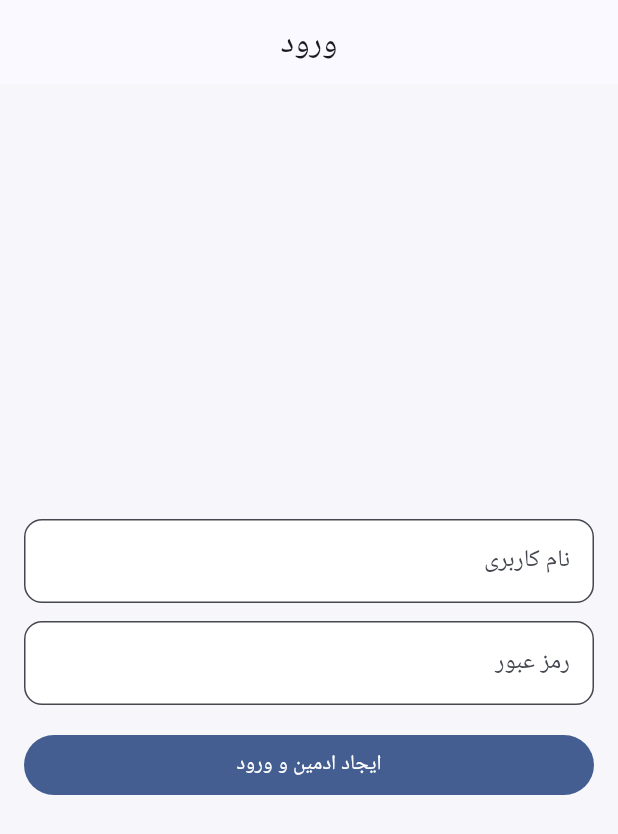
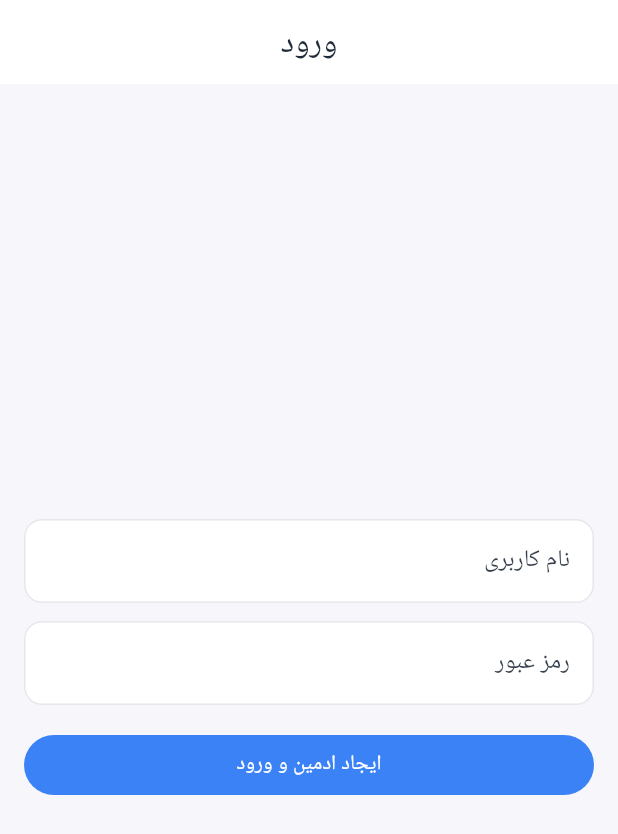
Before and after one commit to alireza-rajaei/family_accounting_app, a Flutter app: the screen it shows after launch, on a phone screen of 412 x 824 dp. Shown: the top 834 px of the screen. Run offline on Flutter 3.47's test engine with Material 3 defaults, Android fonts, the phone set to English and light mode, and no system bars; our stand-ins replace drift, easy_localization, equatable, file_picker, fl_chart, flutter_bloc and 5 more; accounts and stored records are empty; generated files the repository leaves out were written again; Roboto replaces fonts that are missing (Vazirmatn).

Commit message:
feat(theme): enhance color management by introducing light and dark color schemes; refactor AppTheme to utilize new color schemes for improved theming consistency

```diff
--- a/lib/app/theme/app_colors.dart
+++ b/lib/app/theme/app_colors.dart
@@ -3,12 +3,59 @@ import 'package:flutter/material.dart';
 class AppColors {
   AppColors._();
 
-  static const Color primary = Color(0xFF3B82F6);
-  static const Color secondary = Color(0xFF8B5CF6);
+  // Brand & semantic colors
+  static const Color primary = Color(0xFF3B82F6); // blue
+  static const Color secondary = Color(0xFF38BDF8); // sky
   static const Color success = Color(0xFF10B981);
   static const Color danger = Color(0xFFEF4444);
   static const Color warning = Color(0xFFF59E0B);
 
-  static const Color lightBackground = Color(0xFFF7F7FB);
+  // Light theme neutrals
+  static const Color lightBackground = Color(
+    0xFFF7F7FB,
+  ); // page background (near white with blue tint)
+  static const Color lightSurface = Color(0xFFFFFFFF); // cards/surfaces
+  static const Color lightOnBackground = Color(0xFF0F172A); // slate-900
+  static const Color lightOnSurface = Color(0xFF1F2937); // slate-800
+  static const Color lightOutline = Color(0xFFE5E7EB); // thin borders/dividers
+
+  // Dark theme neutrals
   static const Color darkBackground = Color(0xFF0F1115);
+  static const Color darkSurface = Color(0xFF161A21);
+  static const Color darkOnBackground = Color(0xFFE5E7EB);
+  static const Color darkOnSurface = Color(0xFFD1D5DB);
+  static const Color darkOutline = Color(0xFF2B3340);
+
+  // ColorSchemes used by ThemeData
+  static ColorScheme lightScheme() {
+    final base = ColorScheme.fromSeed(
+      seedColor: primary,
+      brightness: Brightness.light,
+    );
+    return base.copyWith(
+      primary: primary,
+      secondary: secondary,
+      background: lightBackground,
+      surface: lightSurface,
+      onBackground: lightOnBackground,
+      onSurface: lightOnSurface,
+      error: danger,
+    );
+  }
+
+  static ColorScheme darkScheme() {
+    final base = ColorScheme.fromSeed(
+      seedColor: primary,
+      brightness: Brightness.dark,
+    );
+    return base.copyWith(
+      primary: primary,
+      secondary: secondary,
+      background: darkBackground,
+      surface: darkSurface,
+      onBackground: darkOnBackground,
+      onSurface: darkOnSurface,
+      error: danger,
+    );
+  }
 }
--- a/lib/app/theme/app_theme.dart
+++ b/lib/app/theme/app_theme.dart
@@ -7,57 +7,116 @@ class AppTheme {
   AppTheme._();
 
   static ThemeData light({double scale = 1.0}) {
-    final colorScheme = ColorScheme.fromSeed(
-      seedColor: AppColors.primary,
-      brightness: Brightness.light,
-    );
+    final colorScheme = AppColors.lightScheme();
     return ThemeData(
       useMaterial3: true,
       colorScheme: colorScheme,
       scaffoldBackgroundColor: AppColors.lightBackground,
-      appBarTheme: const AppBarTheme(centerTitle: true, elevation: 0),
+      appBarTheme: AppBarTheme(
+        centerTitle: true,
+        elevation: 0,
+        backgroundColor: AppColors.lightSurface,
+        foregroundColor: AppColors.lightOnSurface,
+      ),
       navigationBarTheme: NavigationBarThemeData(
-        labelTextStyle: MaterialStatePropertyAll(
-          TextStyle(
-            fontSize: 13, // +2 over default (~11)
-            fontWeight: FontWeight.w700,
-          ),
-        ),
+        backgroundColor: AppColors.lightSurface,
+        indicatorColor: colorScheme.primary.withOpacity(0.15),
+        iconTheme: MaterialStateProperty.resolveWith((states) {
+          final isSelected = states.contains(MaterialState.selected);
+          return IconThemeData(
+            color: isSelected
+                ? colorScheme.primary
+                : AppColors.lightOnSurface.withOpacity(0.7),
+          );
+        }),
+        labelTextStyle: MaterialStateProperty.resolveWith((states) {
+          final isSelected = states.contains(MaterialState.selected);
+          return TextStyle(
+            fontSize: 13,
+            fontWeight: isSelected ? FontWeight.w700 : FontWeight.w500,
+            color: isSelected
+                ? colorScheme.primary
+                : AppColors.lightOnSurface.withOpacity(0.8),
+          );
+        }),
       ),
       cardTheme: CardThemeData(
         elevation: 0,
         shape: RoundedRectangleBorder(borderRadius: BorderRadius.circular(16)),
+        color: AppColors.lightSurface,
       ),
       inputDecorationTheme: InputDecorationTheme(
         border: OutlineInputBorder(borderRadius: BorderRadius.circular(12)),
         filled: true,
-        fillColor: Colors.white,
+        fillColor: AppColors.lightSurface,
+        hintStyle: TextStyle(color: AppColors.lightOnSurface.withOpacity(0.6)),
+        labelStyle: TextStyle(color: AppColors.lightOnSurface.withOpacity(0.9)),
+        enabledBorder: OutlineInputBorder(
+          borderRadius: BorderRadius.circular(12),
+          borderSide: BorderSide(color: AppColors.lightOutline),
+        ),
+        focusedBorder: OutlineInputBorder(
+          borderRadius: BorderRadius.circular(12),
+          borderSide: BorderSide(color: colorScheme.primary, width: 1.5),
+        ),
       ),
       textTheme: AppTypography.textTheme(Brightness.light, scale: scale),
     );
   }
 
   static ThemeData dark({double scale = 1.0}) {
-    final colorScheme = ColorScheme.fromSeed(
-      seedColor: AppColors.primary,
-      brightness: Brightness.dark,
-    );
+    final colorScheme = AppColors.darkScheme();
     return ThemeData(
       useMaterial3: true,
       colorScheme: colorScheme,
       scaffoldBackgroundColor: AppColors.darkBackground,
-      appBarTheme: const AppBarTheme(centerTitle: true, elevation: 0),
+      appBarTheme: AppBarTheme(
+        centerTitle: true,
+        elevation: 0,
+        backgroundColor: AppColors.darkSurface,
+        foregroundColor: AppColors.darkOnSurface,
+      ),
       navigationBarTheme: NavigationBarThemeData(
-        labelTextStyle: MaterialStatePropertyAll(
-          TextStyle(fontSize: 13, fontWeight: FontWeight.w600),
-        ),
+        labelTextStyle: MaterialStateProperty.resolveWith((states) {
+          final isSelected = states.contains(MaterialState.selected);
+          return TextStyle(
+            fontSize: 13,
+            fontWeight: isSelected ? FontWeight.w700 : FontWeight.w500,
+            color: isSelected
+                ? colorScheme.primary
+                : AppColors.darkOnSurface.withOpacity(0.85),
+          );
+        }),
+        backgroundColor: AppColors.darkSurface,
+        indicatorColor: colorScheme.primary.withOpacity(0.2),
+        iconTheme: MaterialStateProperty.resolveWith((states) {
+          final isSelected = states.contains(MaterialState.selected);
+          return IconThemeData(
+            color: isSelected
+                ? colorScheme.primary
+                : AppColors.darkOnSurface.withOpacity(0.75),
+          );
+        }),
       ),
       cardTheme: CardThemeData(
         elevation: 0,
         shape: RoundedRectangleBorder(borderRadius: BorderRadius.circular(16)),
+        color: AppColors.darkSurface,
       ),
       inputDecorationTheme: InputDecorationTheme(
         border: OutlineInputBorder(borderRadius: BorderRadius.circular(12)),
+        filled: true,
+        fillColor: AppColors.darkSurface,
+        hintStyle: TextStyle(color: AppColors.darkOnSurface.withOpacity(0.6)),
+        labelStyle: TextStyle(color: AppColors.darkOnSurface.withOpacity(0.9)),
+        enabledBorder: OutlineInputBorder(
+          borderRadius: BorderRadius.circular(12),
+          borderSide: BorderSide(color: AppColors.darkOutline),
+        ),
+        focusedBorder: OutlineInputBorder(
+          borderRadius: BorderRadius.circular(12),
+          borderSide: BorderSide(color: colorScheme.primary, width: 1.5),
+        ),
       ),
       textTheme: AppTypography.textTheme(Brightness.dark, scale: scale),
     );
```
